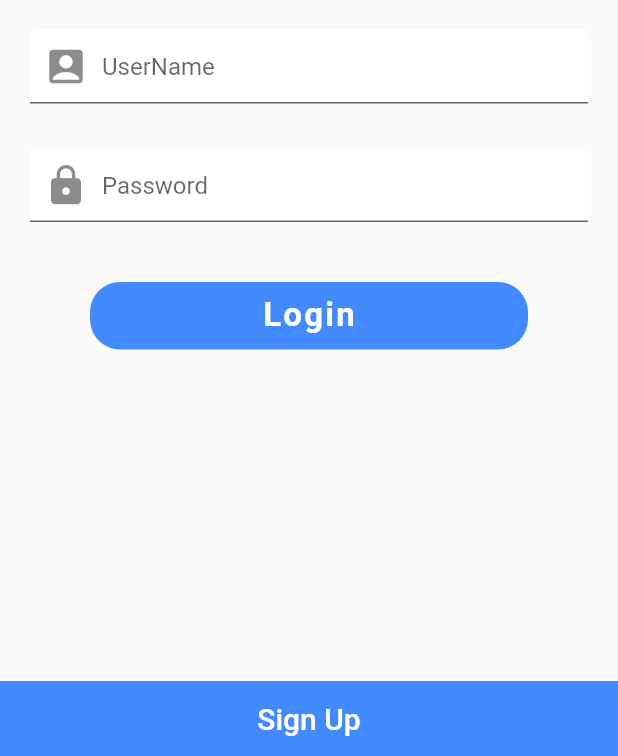
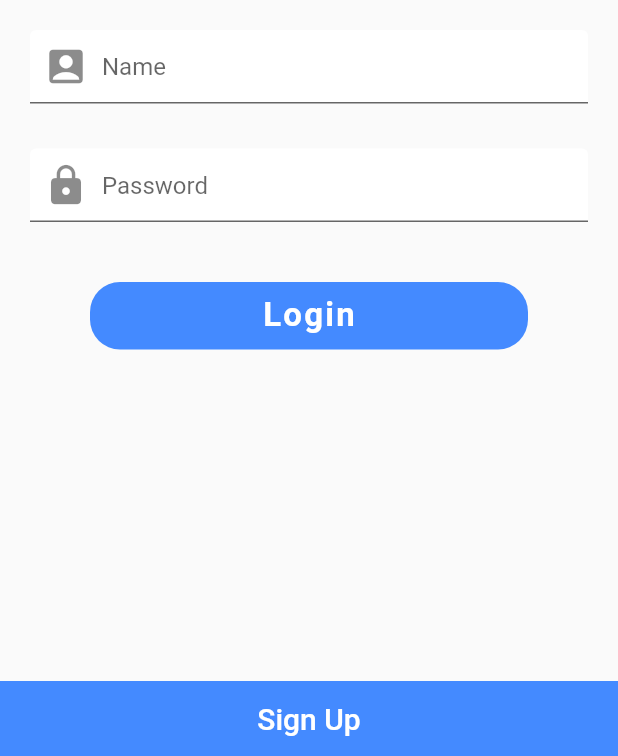
Before and after one commit to Tijogomez/Flutter, a Flutter app: the screen it shows after launch, on a phone screen of 412 x 824 dp, the part 480-1236 px from its top. Run offline on Flutter 3.47's test engine with Material 2 defaults, Android fonts, the phone set to English and light mode, and no system bars; our stand-ins replace carousel_slider; missing offline and left inert: favorite_button.

Commit message:
hinttext name change

```diff
--- a/flut_news/lib/screens/login_screen.dart
+++ b/flut_news/lib/screens/login_screen.dart
@@ -37,7 +37,7 @@ class _LoginScreenState extends State<LoginScreen> {
                     contentPadding: EdgeInsets.symmetric(vertical: 15.0),
                     fillColor: Colors.white,
                     filled: true,
-                    hintText: 'UserName',
+                    hintText: 'Name',
                     prefixIcon: Icon(
                       Icons.account_box,
                       size: 30.0,
```
